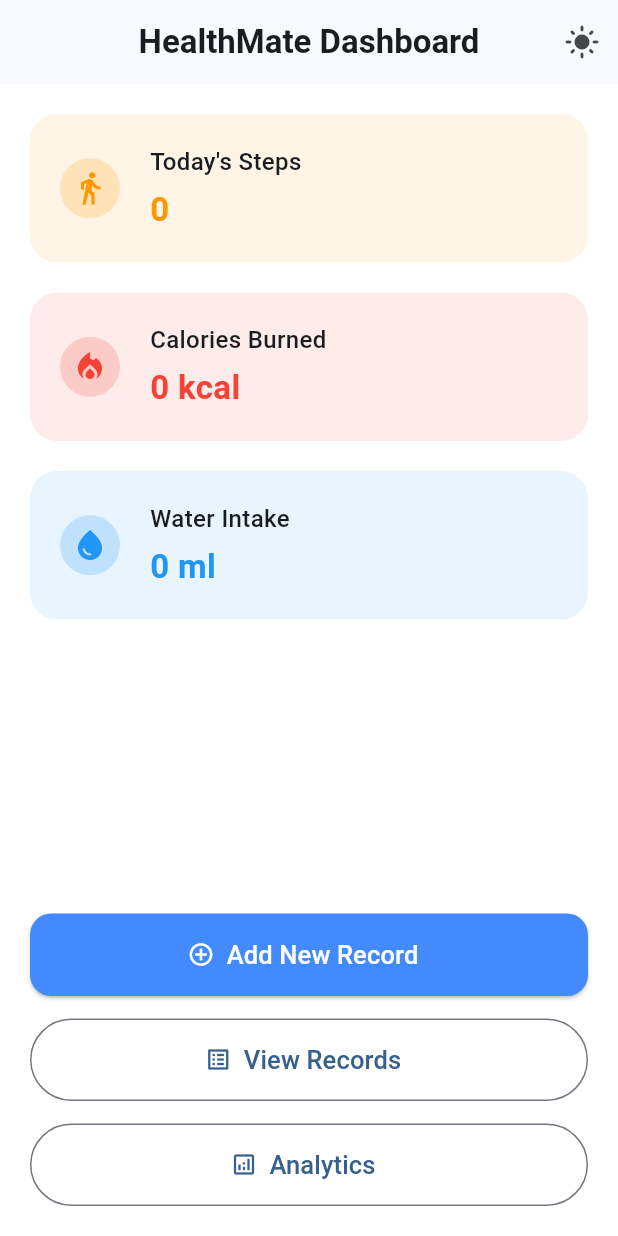
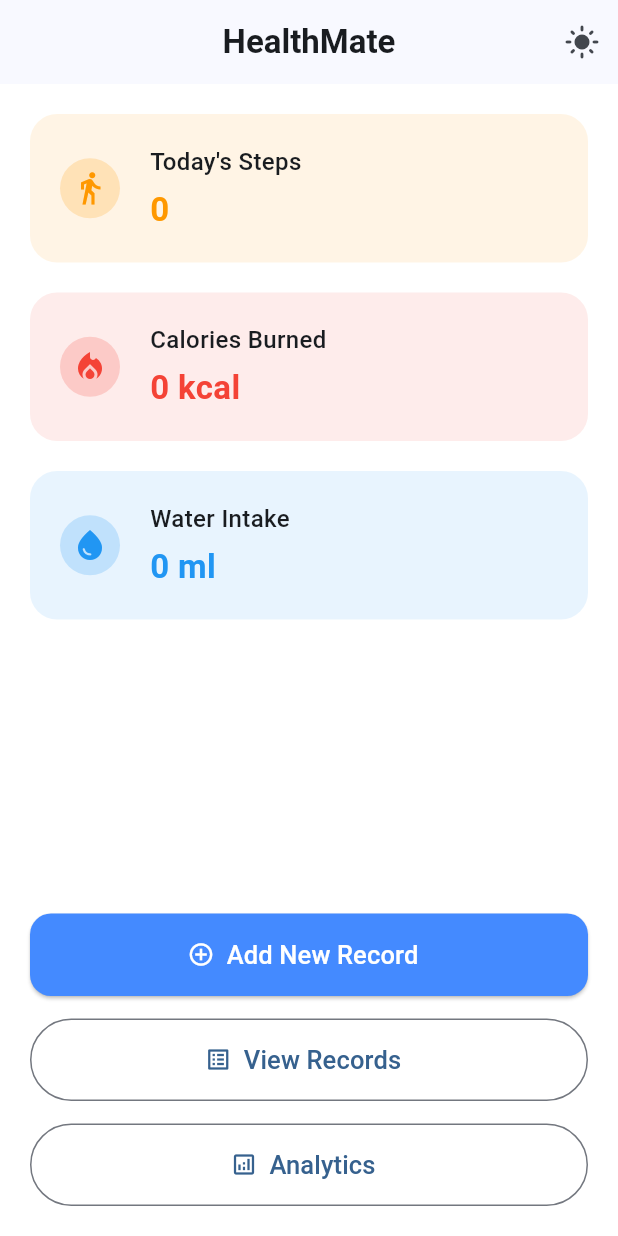
Before and after one commit to charithcb/healthmate, a Flutter app: the screen it shows after launch, on a phone screen of 412 x 824 dp. Run offline on Flutter 3.47's test engine with Material 3 defaults, Android fonts, the phone set to English and light mode, and no system bars; our stand-ins replace fl_chart, flutter_riverpod, sqflite; accounts and stored records are empty.

Commit message:
Dasboard title - HealthMate

```diff
--- a/lib/features/health_records/presentation/screens/dashboard_screen.dart
+++ b/lib/features/health_records/presentation/screens/dashboard_screen.dart
@@ -32,7 +32,7 @@ class DashboardScreen extends ConsumerWidget {
     return Scaffold(
       appBar: AppBar(
         title: const Text(
-          "HealthMate Dashboard",
+          "HealthMate",
           style: TextStyle(fontWeight: FontWeight.bold, fontSize: 22),
         ),
         centerTitle: true,
```
